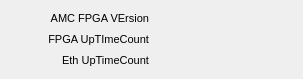
cristinasewell/ATCA_PyDM_Screens, file new_look/firmware_version.ui: the form before one commit.
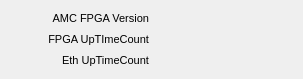
The form after the commit. Custom widgets are drawn as their Qt base class.

Diff of the .ui file:
```diff
--- a/new_look/firmware_version.ui
+++ b/new_look/firmware_version.ui
@@ -82,7 +82,7 @@
       </font>
      </property>
      <property name="text">
-      <string>AMC FPGA VErsion</string>
+      <string>AMC FPGA Version</string>
      </property>
      <property name="alignment">
       <set>Qt::AlignRight|Qt::AlignTrailing|Qt::AlignVCenter</set>
```
Left out of the diff: 3 changed lines with no effect on the pictures.
